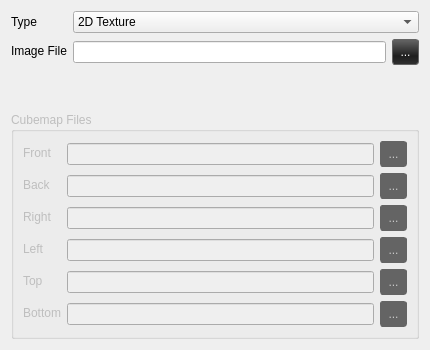
First picture: the form in ui/texture_widget.ui, repository dprandle/bbtoolkit, before the edit.
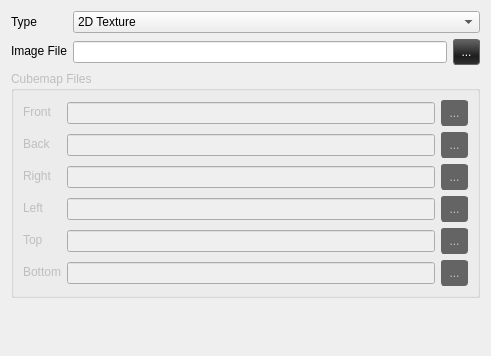
Second picture: the form after the edit.

Diff of the .ui file:
```diff
--- a/ui/texture_widget.ui
+++ b/ui/texture_widget.ui
@@ -6,8 +6,8 @@
    <rect>
     <x>0</x>
     <y>0</y>
-    <width>430</width>
-    <height>350</height>
+    <width>491</width>
+    <height>356</height>
    </rect>
   </property>
   <property name="windowTitle">
@@ -400,6 +400,19 @@
      </layout>
     </widget>
    </item>
+   <item>
+    <spacer name="verticalSpacer">
+     <property name="orientation">
+      <enum>Qt::Vertical</enum>
+     </property>
+     <property name="sizeHint" stdset="0">
+      <size>
+       <width>20</width>
+       <height>40</height>
+      </size>
+     </property>
+    </spacer>
+   </item>
   </layout>
  </widget>
  <resources/>
```
